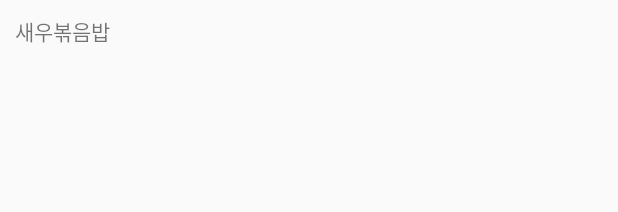
After one commit to dogdduddy/ingredient, an Android app: the layout item_group_ingredient.xml on its own in the app's theme, with its tools: preview values and no code run, on a phone screen of 412 x 824 dp. The commit adds this screen. Shown: the top 212 px of the screen. Run offline under Robolectric (Android 15) with nearby library versions, the phone set to English and light mode, and no system bars.

Commit message:
feat(basket) : Creating RecyclerView in ViewPager

```diff
--- a/app/src/main/java/com/example/ingredient/src/basket/TotalIngredientsFragment.kt
+++ b/app/src/main/java/com/example/ingredient/src/basket/TotalIngredientsFragment.kt
@@ -11,6 +11,8 @@ import com.example.ingredient.src.basket.models.BasketIngredient
 
 class TotalIngredientsFragment(basketList: ArrayList<BasketIngredient>): Fragment() {
     private var basketList = basketList
+
+    // 총재료 (아이콘, 재료ID, 재료명, 카테고리, 수량)
 
     override fun onCreate(savedInstanceState: Bundle?) {
         super.onCreate(savedInstanceState)
--- a/app/src/main/java/com/example/ingredient/src/basket/basketViewPagerAdapter.kt
+++ b/app/src/main/java/com/example/ingredient/src/basket/basketViewPagerAdapter.kt
@@ -27,6 +27,4 @@ class basketViewPagerAdapter(fa: Fragment):FragmentStateAdapter(fa) {
         fmIds = fragments.map { it.hashCode().toLong() }
         notifyDataSetChanged()
     }
-
-
 }
--- /dev/null
+++ b/app/src/main/res/layout/item_group_ingredient.xml
@@ -0,0 +1,17 @@
+<?xml version="1.0" encoding="utf-8"?>
+<androidx.constraintlayout.widget.ConstraintLayout xmlns:android="http://schemas.android.com/apk/res/android"
+    android:layout_width="match_parent"
+    android:layout_height="match_parent"
+    xmlns:app="http://schemas.android.com/apk/res-auto">
+    <TextView
+        android:id="@+id/group_name"
+        android:layout_width="wrap_content"
+        android:layout_height="wrap_content"
+        android:layout_marginTop="10dp"
+        android:layout_marginStart="10dp"
+        app:layout_constraintStart_toStartOf="parent"
+        app:layout_constraintTop_toTopOf="parent"
+        android:text="새우볶음밥"/>
+
+
+</androidx.constraintlayout.widget.ConstraintLayout>
--- a/build.gradle
+++ b/build.gradle
@@ -8,7 +8,7 @@ buildscript {
     }
     dependencies {
         classpath 'com.google.gms:google-services:4.3.10'
-        classpath 'com.android.tools.build:gradle:7.2.2'
+        classpath 'com.android.tools.build:gradle:7.3.0'
         classpath 'org.jetbrains.kotlin:kotlin-gradle-plugin:1.7.10'
 
         // NOTE: Do not place your application dependencies here; they belong
```
Also changed, not shown: app/src/main/java/com/example/ingredient/src/basket/GroupIngredientsAdapter.kt (added, +62 -0 lines), app/src/main/java/com/example/ingredient/src/basket/GroupIngredientsFragment.kt (+22 -9 lines), app/src/main/java/com/example/ingredient/src/basket/models/BasketGroup.kt (added, +8 -0 lines), app/src/main/java/com/example/ingredient/src/basket/models/BasketGroupIngredient.kt (added, +11 -0 lines), app/src/main/res/layout/fragment_groupingredients.xml (+10 -2 lines), gradle/wrapper/gradle-wrapper.properties.
